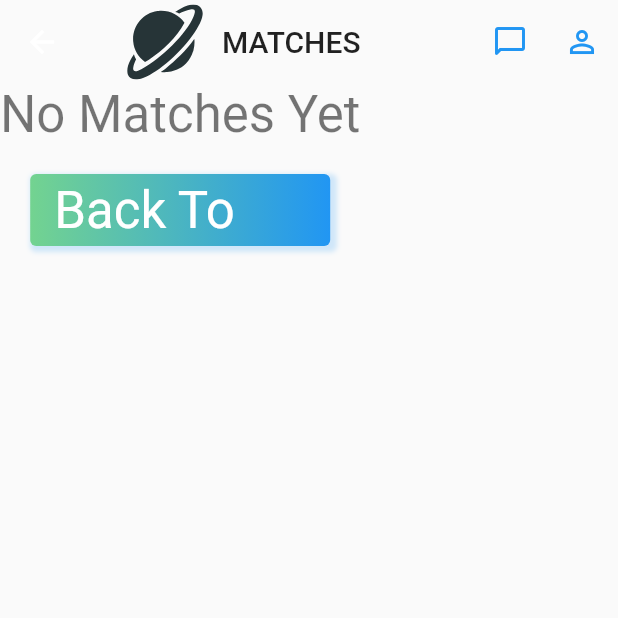
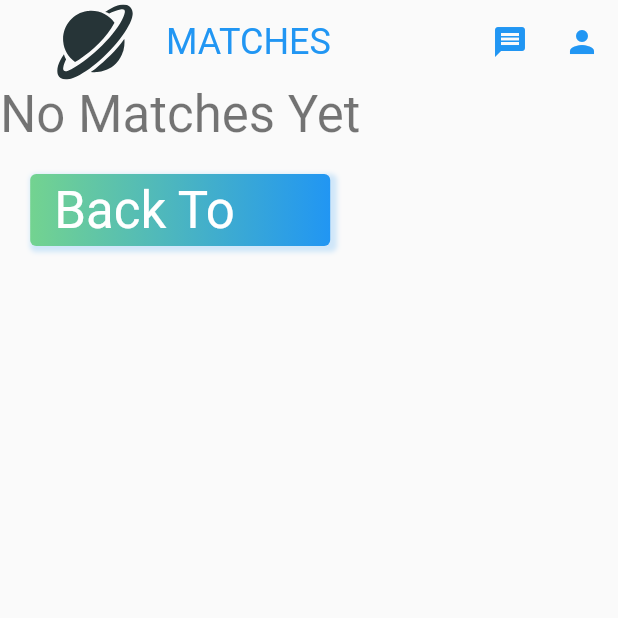
Before and after one commit to pradthana7/friend-zone-flutter-app, a Flutter app: the MatchesScreen screen opened by its route, on a phone screen of 412 x 824 dp, the top half of it. Run offline on Flutter 3.47's test engine with Material 2 defaults, Android fonts, the phone set to English and light mode, and no system bars; our stand-ins replace bloc, cloud_firestore, equatable, firebase_auth, firebase_core, firebase_database and 7 more; missing offline and left inert: dart:ffi; accounts and stored records are empty.

Commit message:
27perfect

```diff
--- a/dating_app/lib/config/app_router.dart
+++ b/dating_app/lib/config/app_router.dart
@@ -4,7 +4,6 @@ import 'package:dating_app/screen/screens.dart';
 import 'package:dating_app/screen/splash/splash_screen.dart';
 
 import 'package:flutter/material.dart';
-
 
 import '../screen/login/login_screen.dart';
 
@@ -29,6 +28,8 @@ class AppRouter {
         return MatchesScreen.route();
       case ProfileScreen.routeName:
         return ProfileScreen.route();
+      case SettingsScreen.routeName:
+        return SettingsScreen.route();
       // case ChatScreen.routeName:
       //   return ChatScreen.route(userMatch: settings.arguments as UserMatch);
       default:
--- a/dating_app/lib/models/user_model.dart
+++ b/dating_app/lib/models/user_model.dart
@@ -14,6 +14,8 @@ class User extends Equatable {
   final List<String>? swipeLeft;
   final List<String>? swipeRight;
   final List<String>? matches;
+  final List<String>? genderPreference;
+  final List<int>? ageRangePreference;
 
   const User({
     this.id,
@@ -28,6 +30,8 @@ class User extends Equatable {
     this.swipeLeft,
     this.swipeRight,
     this.matches,
+    this.genderPreference,
+    this.ageRangePreference,
   });
 
   @override
@@ -44,9 +48,30 @@ class User extends Equatable {
         swipeLeft,
         swipeRight,
         matches,
+        genderPreference,
+        ageRangePreference,
       ];
 
   static User fromSnapshot(DocumentSnapshot snap) {
+    var data = snap.data() as Map<String, dynamic>?;
+
+    List<String> userGenderPreference = [''];
+    List<int> userAgeRangePreference = [];
+
+    if (data != null) {
+      print(data);
+      userGenderPreference = (data['genderPreference'] == null)
+          ? ['Male']
+          : (data['genderPreference'] as List)
+              .map((gender) => gender as String)
+              .toList();
+      userAgeRangePreference = (data['ageRangePreference'] == null)
+          ? [19, 40]
+          : (data['ageRangePreference'] as List)
+              .map((age) => age as int)
+              .toList();
+    }
+
     User user = User(
       id: snap.id,
       name: snap['name'],
@@ -66,6 +91,8 @@ class User extends Equatable {
       matches: (snap['matches'] as List)
           .map((matches) => matches as String)
           .toList(),
+      genderPreference: userGenderPreference,
+      ageRangePreference: userAgeRangePreference,
     );
     return user;
   }
@@ -83,6 +110,8 @@ class User extends Equatable {
       'swipeLeft': swipeLeft,
       'swipeRight': swipeRight,
       'matches': matches,
+      'genderPreference': genderPreference,
+      'ageRangePreference': ageRangePreference,
     };
   }
 
@@ -99,6 +128,8 @@ class User extends Equatable {
     List<String>? swipeLeft,
     List<String>? swipeRight,
     List<String>? matches,
+    List<String>? genderPreference,
+    List<int>? ageRangePreference,
   }) {
     return User(
       id: id ?? this.id,
@@ -113,6 +144,8 @@ class User extends Equatable {
       swipeLeft: swipeLeft ?? this.swipeLeft,
       swipeRight: swipeRight ?? this.swipeRight,
       matches: matches ?? this.matches,
+      genderPreference: genderPreference ?? this.genderPreference,
+      ageRangePreference: ageRangePreference ?? this.ageRangePreference,
     );
   }
 
--- a/dating_app/lib/screen/onboarding/widgets/custom_button.dart
+++ b/dating_app/lib/screen/onboarding/widgets/custom_button.dart
@@ -48,6 +48,8 @@ class CustomButtom extends StatelessWidget {
               swipeLeft: [],
               swipeRight: [],
               matches: [],
+              ageRangePreference: [18, 50],
+              genderPreference: ['Female'],
             );
 
             context.read<OnboardingBloc>().add(
--- a/dating_app/lib/screen/screens.dart
+++ b/dating_app/lib/screen/screens.dart
@@ -4,3 +4,4 @@ export 'matches/matches_screen.dart';
 export 'onboarding/onboarding_screen.dart';
 export 'chat/chat_screen.dart';
 export 'profile/profile_screen.dart';
+export 'settings/settings_screen.dart';
--- a/dating_app/lib/widgets/custom_appbar.dart
+++ b/dating_app/lib/widgets/custom_appbar.dart
@@ -1,14 +1,23 @@
+import 'package:dating_app/screen/matches/matches_screen.dart';
+import 'package:dating_app/screen/profile/profile_screen.dart';
 import 'package:flutter/material.dart';
 import 'package:flutter_svg/flutter_svg.dart';
 
 class CustomAppBar extends StatelessWidget implements PreferredSizeWidget {
   final String title;
   final bool hasActions;
+  final List<IconData> actioinsIcons;
+  final List<String> actionsRoutes;
 
   const CustomAppBar({
     Key? key,
     required this.title,
     this.hasActions = true,
+    this.actioinsIcons = const [Icons.message, Icons.person],
+    this.actionsRoutes = const [
+      MatchesScreen.routeName,
+      ProfileScreen.routeName,
+    ],
   }) : super(key: key);
 
   @override
@@ -16,37 +25,56 @@ class CustomAppBar extends StatelessWidget implements PreferredSizeWidget {
     return AppBar(
       backgroundColor: Colors.transparent,
       elevation: 0,
-      title: Row(children: [
+      centerTitle: false,
+      automaticallyImplyLeading: false,
+      title: Row(
+        mainAxisAlignment: MainAxisAlignment.spaceBetween,
+        children: [
           Expanded(
+            child: InkWell(
+              onTap: () {
+                Navigator.popAndPushNamed(context, '/');
+              },
+              child: Container(
                 child: SvgPicture.asset(
                   'assets/newlogo.svg',
                   height: 50,
+                ),
+              ),
             ),
           ),
           Expanded(
             flex: 2,
             child: Text(
               title,
-            style: Theme.of(context).textTheme.headline6,
+              style: Theme.of(context)
+                  .textTheme
+                  .headlineSmall!
+                  .copyWith(color: Theme.of(context).primaryColor),
             ),
           )
-      ]),
+        ],
+      ),
       actions: hasActions
           ? [
               IconButton(
-                icon: Icon(Icons.messenger_outline_rounded,
-                    color: Theme.of(context).primaryColor),
+                icon: Icon(
+                  actioinsIcons[0],
+                  color: Theme.of(context).primaryColor,
+                ),
                 onPressed: () {
-                  Navigator.pushNamed(context, '/matches');
+                  Navigator.pushNamed(context, actionsRoutes[0]);
                 },
               ),
               IconButton(
-                icon: Icon(Icons.person_outline_outlined,
-                    color: Theme.of(context).primaryColor),
+                icon: Icon(
+                  actioinsIcons[1],
+                  color: Theme.of(context).primaryColor,
+                ),
                 onPressed: () {
-                  Navigator.pushNamed(context, '/profile');
+                  Navigator.pushNamed(context, actionsRoutes[1]);
                 },
-              )
+              ),
             ]
           : null,
     );
--- a/dating_app/pubspec.yaml
+++ b/dating_app/pubspec.yaml
@@ -50,6 +50,7 @@ dependencies:
   uuid: ^3.0.5
   firebase_database: ^10.2.3
   rxdart: ^0.27.7
+  geolocator: ^9.0.2
 
 dev_dependencies:
   flutter_test:
```
Also changed, not shown: dating_app/lib/repositories/database/database_repository.dart (+23 -12 lines), dating_app/lib/screen/profile/profile_screen.dart (+10 -0 lines), dating_app/lib/screen/settings/settings_screen.dart (added, +341 -0 lines), dating_app/pubspec.lock, 3 other files. Lines whose indentation alone changed are shown as unchanged.
